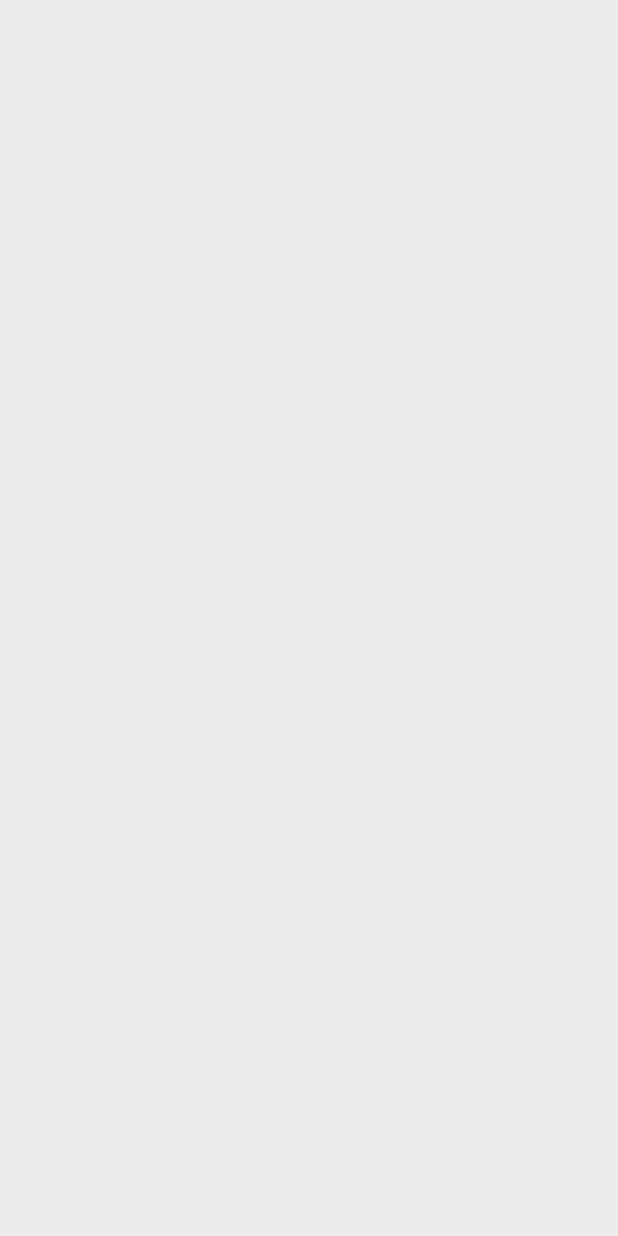
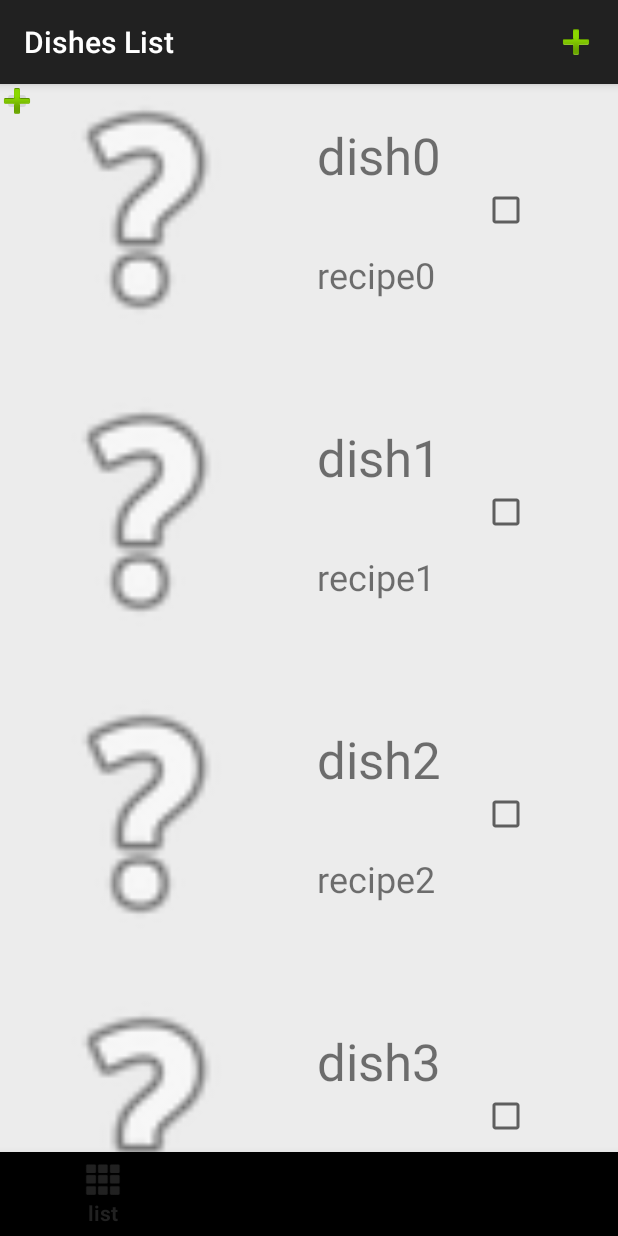
Before and after one commit to reuthaselkorn/friendish, an Android app: the screen it shows after launch (MainActivity), on a phone screen of 412 x 824 dp. Before the commit the screen is empty. Run offline under Robolectric (Android 15) with nearby library versions, the phone set to English and light mode, and no system bars; our stand-ins replace navigation-ui.

Commit message:
add navgraph

```diff
--- a/app/src/main/AndroidManifest.xml
+++ b/app/src/main/AndroidManifest.xml
@@ -16,9 +16,6 @@
             android:name=".modules.dishes.DishesRecyclerViewActivity"
             android:exported="true">
         </activity>
-        <activity
-            android:name=".modules.addDish.AddDishActivity"
-            android:exported="false" />
         <activity
             android:name=".modules.dishes.DishesListActivity"
             android:exported="false" />
--- a/app/src/main/java/royreut/apps/friendish/MainActivity.kt
+++ b/app/src/main/java/royreut/apps/friendish/MainActivity.kt
@@ -1,12 +1,48 @@
 package royreut.apps.friendish
 
 import android.os.Bundle
+import android.view.Menu
+import android.view.MenuItem
 import androidx.appcompat.app.AppCompatActivity
+import androidx.navigation.NavController
+import androidx.navigation.fragment.NavHostFragment
+import androidx.navigation.ui.NavigationUI
+import com.google.android.material.bottomnavigation.BottomNavigationView
 
 class MainActivity : AppCompatActivity() {
+
+    private var navController:NavController? = null
 
     override fun onCreate(savedInstanceState: Bundle?) {
         super.onCreate(savedInstanceState)
         setContentView(R.layout.activity_main)
+
+        val navHostFragment:NavHostFragment? = supportFragmentManager.findFragmentById(R.id.mainNavHost) as? NavHostFragment
+        navController = navHostFragment?.navController
+
+        navController?.let { NavigationUI.setupActionBarWithNavController(this, it) }
+
+        val bottomNavigationView:BottomNavigationView = findViewById(R.id.bottomNavigationView)
+        navController?.let { NavigationUI.setupWithNavController(bottomNavigationView, it) }
+    }
+
+    override fun onOptionsItemSelected(item: MenuItem): Boolean {
+        return when (item.itemId) {
+            android.R.id.home -> {
+                navController?.navigateUp()
+                true
+            }
+//            R.id.addNewDishButtonMenu -> {
+//                navController?.navigate(R.id.action_global_addDishFragment)
+//                true
+//            }
+            else -> navController?.let { NavigationUI.onNavDestinationSelected(item, it) } ?: super.onOptionsItemSelected(item)
+        }
+    }
+
+    override fun onCreateOptionsMenu(menu: Menu?): Boolean {
+        super.onCreateOptionsMenu(menu)
+        menuInflater.inflate(R.menu.menu, menu)
+        return true
     }
 }
--- a/app/src/main/java/royreut/apps/friendish/modules/dishes/DishesFragment.kt
+++ b/app/src/main/java/royreut/apps/friendish/modules/dishes/DishesFragment.kt
@@ -6,6 +6,8 @@ import androidx.fragment.app.Fragment
 import android.view.LayoutInflater
 import android.view.View
 import android.view.ViewGroup
+import android.widget.ImageButton
+import androidx.navigation.Navigation
 import androidx.recyclerview.widget.LinearLayoutManager
 import androidx.recyclerview.widget.RecyclerView
 import royreut.apps.friendish.R
@@ -37,6 +39,11 @@ class DishesFragment : Fragment() {
         adapter.listener = object : DishesRecyclerViewActivity.OnItemClickListener {
             override fun onItemClick(position: Int) {
                 Log.i("TAG", "position: $position")
+                val dish = dishes?.get(position)
+                dish?.let {
+                    val action = DishesFragmentDirections.actionDishesFragmentToBlueFragment(it.name)
+                    Navigation.findNavController(view).navigate(action)
+                }
             }
 
             override fun onDishClick(dish: Dish?) {
@@ -46,6 +53,11 @@ class DishesFragment : Fragment() {
 
         dishesRecyclerView?.adapter = adapter
 
+        val addDishButton:ImageButton = view.findViewById(R.id.addDishFloatingButton)
+        val action = Navigation.createNavigateOnClickListener(DishesFragmentDirections.actionGlobalAddDishFragment())
+
+        addDishButton.setOnClickListener(action)
+
         return view
     }
 }
--- a/app/src/main/res/layout/activity_main.xml
+++ b/app/src/main/res/layout/activity_main.xml
@@ -6,4 +6,29 @@
     android:layout_width="match_parent"
     android:layout_height="match_parent"
     android:background="#ECECEC"
-    tools:context=".MainActivity" />
+    tools:context=".MainActivity" >
+
+    <androidx.fragment.app.FragmentContainerView
+        android:id="@+id/mainNavHost"
+        android:name="androidx.navigation.fragment.NavHostFragment"
+        android:layout_width="match_parent"
+        android:layout_height="0dp"
+        android:layout_marginStart="1dp"
+        android:layout_marginTop="1dp"
+        android:layout_marginEnd="1dp"
+        app:defaultNavHost="true"
+        app:layout_constraintBottom_toTopOf="@+id/bottomNavigationView"
+        app:layout_constraintEnd_toEndOf="parent"
+        app:layout_constraintStart_toStartOf="parent"
+        app:layout_constraintTop_toTopOf="parent"
+        app:navGraph="@navigation/nav_graph" />
+
+    <com.google.android.material.bottomnavigation.BottomNavigationView
+        android:id="@+id/bottomNavigationView"
+        android:layout_width="match_parent"
+        android:layout_height="wrap_content"
+        app:layout_constraintBottom_toBottomOf="parent"
+        app:layout_constraintEnd_toEndOf="parent"
+        app:layout_constraintStart_toStartOf="parent"
+        app:menu="@menu/bottom_nav_menu" />
+</androidx.constraintlayout.widget.ConstraintLayout>
--- a/app/src/main/res/layout/fragment_dishes.xml
+++ b/app/src/main/res/layout/fragment_dishes.xml
@@ -11,7 +11,14 @@
         android:layout_width="409dp"
         android:layout_height="729dp"
         app:layout_constraintBottom_toBottomOf="parent"
-        app:layout_constraintEnd_toEndOf="parent"
-        app:layout_constraintStart_toStartOf="parent"
-        app:layout_constraintTop_toTopOf="parent" />
+        app:layout_constraintEnd_toEndOf="parent" />
+
+    <ImageButton
+        android:id="@+id/addDishFloatingButton"
+        android:layout_width="20dp"
+        android:layout_height="20dp"
+        android:src="@android:drawable/ic_input_add"
+        tools:layout_editor_absoluteX="375dp"
+        tools:layout_editor_absoluteY="695dp" />
+
 </androidx.constraintlayout.widget.ConstraintLayout>
--- /dev/null
+++ b/app/src/main/res/menu/bottom_nav_menu.xml
@@ -0,0 +1,16 @@
+<?xml version="1.0" encoding="utf-8"?>
+<menu xmlns:app="http://schemas.android.com/apk/res-auto"
+    xmlns:android="http://schemas.android.com/apk/res/android">
+
+    <item
+        android:id="@+id/dishesFragment"
+        android:icon="@android:drawable/ic_dialog_dialer"
+        android:title="list" />
+    <item
+        android:id="@+id/addDishFragment"
+        android:icon="@android:drawable/ic_menu_add"
+        android:title="add" />
+    <item
+        android:icon="@drawable/ic_launcher_foreground"
+        android:title="about" />
+</menu>
--- /dev/null
+++ b/app/src/main/res/menu/menu.xml
@@ -0,0 +1,10 @@
+<?xml version="1.0" encoding="utf-8"?>
+<menu xmlns:app="http://schemas.android.com/apk/res-auto"
+    xmlns:android="http://schemas.android.com/apk/res/android">
+
+    <item
+        android:id="@+id/addDishFragment"
+        android:icon="@android:drawable/ic_input_add"
+        android:title="Add"
+        app:showAsAction="always" />
+</menu>
--- /dev/null
+++ b/app/src/main/res/navigation/nav_graph.xml
@@ -0,0 +1,32 @@
+<?xml version="1.0" encoding="utf-8"?>
+<navigation xmlns:android="http://schemas.android.com/apk/res/android"
+    xmlns:app="http://schemas.android.com/apk/res-auto"
+    xmlns:tools="http://schemas.android.com/tools"
+    android:id="@+id/nav_graph"
+    app:startDestination="@id/dishesFragment">
+
+    <fragment
+        android:id="@+id/dishesFragment"
+        android:name="royreut.apps.friendish.modules.dishes.DishesFragment"
+        android:label="Dishes List"
+        tools:layout="@layout/fragment_dishes">
+        <action
+            android:id="@+id/action_dishesFragment_to_blueFragment"
+            app:destination="@id/blueFragment" />
+    </fragment>
+    <fragment
+        android:id="@+id/blueFragment"
+        android:name="royreut.apps.friendish.BlueFragment"
+        android:label="fragment_blue"
+        tools:layout="@layout/fragment_blue" >
+        <argument
+            android:name="TITLE"
+            app:argType="string" />
+    </fragment>
+    <fragment
+        android:id="@+id/addDishFragment"
+        android:name="royreut.apps.friendish.modules.addDish.AddDishFragment"
+        android:label="Add Dish"
+        tools:layout="@layout/fragment_add_dish" />
+    <action android:id="@+id/action_global_addDishFragment" app:destination="@id/addDishFragment" />
+</navigation>
--- a/app/src/main/res/values/themes.xml
+++ b/app/src/main/res/values/themes.xml
@@ -1,6 +1,6 @@
 <resources xmlns:tools="http://schemas.android.com/tools">
     <!-- Base application theme. -->
-    <style name="Base.Theme.friendish" parent="Theme.Material3.DayNight.NoActionBar">
+    <style name="Base.Theme.friendish" parent="Theme.AppCompat.Light.DarkActionBar">
         <!-- Customize your light theme here. -->
         <!-- <item name="colorPrimary">@color/my_light_primary</item> -->
     </style>
```
Also changed, not shown: app/src/main/java/royreut/apps/friendish/BlueFragment.kt (+15 -41 lines), app/src/main/java/royreut/apps/friendish/modules/addDish/AddDishActivity.kt (deleted, +0 -42 lines), app/src/main/java/royreut/apps/friendish/modules/addDish/AddDishFragment.kt (+14 -4 lines), app/src/main/res/layout/activity_add_dish.xml (deleted, +0 -89 lines), app/src/main/res/layout/fragment_blue.xml (+9 -0 lines).
